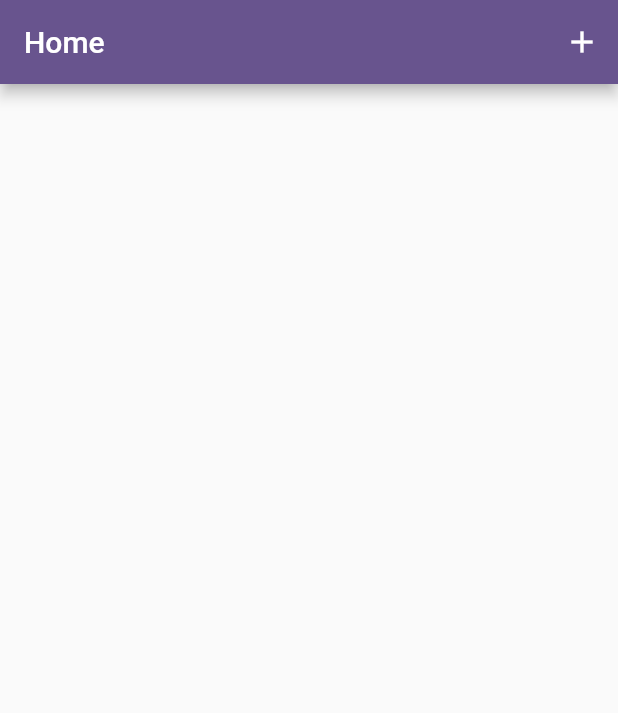
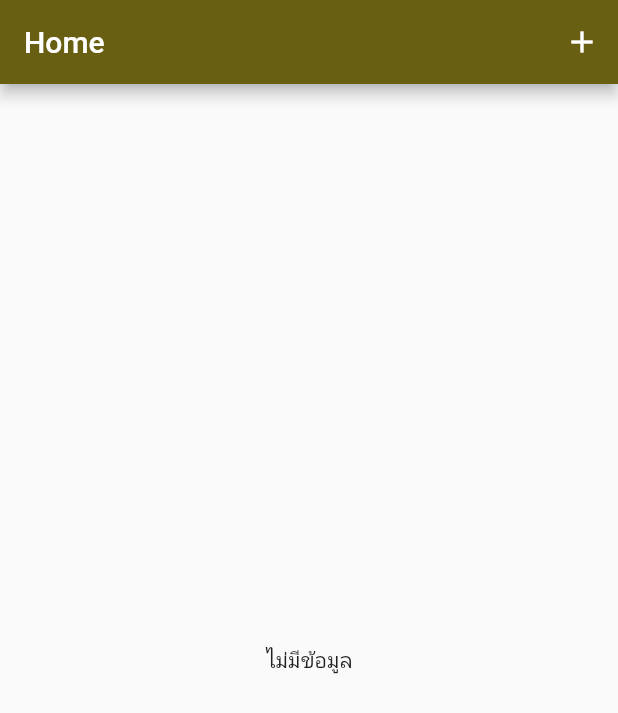
Before and after one commit to rangsanintharaphoom/nextflow_flutter_3_contact_app, a Flutter app: the screen it shows after launch, on a phone screen of 412 x 824 dp. Shown: the top 713 px of the screen. Run offline on Flutter 3.47's test engine with Material 2 defaults, Android fonts, the phone set to English and light mode, and no system bars; our stand-ins replace get.

```diff
--- /dev/null
+++ b/lib/controllers/contact_controller.dart
@@ -0,0 +1,19 @@
+
+import 'package:get/get.dart';
+// ignore: unused_import
+import '../models/contact_model.dart';
+
+class ContactController extends GetxController {
+var contacts = <ContactModel>[].obs;
+
+  void addContact(ContactModel contact) {
+    contacts.add(contact);
+  }
+
+}
+
+class contact_model {
+}
+
+class Contact {
+}
--- a/lib/main.dart
+++ b/lib/main.dart
@@ -16,13 +16,13 @@ class MyApp extends StatelessWidget {
     return GetMaterialApp(
       title: 'Nextflow Contact App',
       theme: ThemeData(
-        colorScheme: ColorScheme.fromSeed(seedColor: Colors.deepPurple),
+        colorScheme: ColorScheme.fromSeed(seedColor: Colors.yellowAccent.shade400),
         // useMaterial3: true,
       ),
      initialRoute: '/',
      getPages: [
       GetPage(name: '/', page: (){
-        return const HomePage();
+        return HomePage();
       },
       ),
       GetPage(name: '/new-contact', page: (){
--- /dev/null
+++ b/lib/models/contact.dart
@@ -0,0 +1 @@
+// TODO Implement this library.
--- /dev/null
+++ b/lib/models/contact_model.dart
@@ -0,0 +1,6 @@
+class ContactModel{
+  String name;  // ชื่อ
+  String email; // อีเมล์
+
+  ContactModel(this.name, this.email);  // สร้าง Constructor รับค่า name และ email
+}
--- a/lib/pages/home_page/home_page.dart
+++ b/lib/pages/home_page/home_page.dart
@@ -1,14 +1,16 @@
+import 'package:contact_app/controllers/contact_controller.dart';
 import 'package:flutter/material.dart';
 import 'package:get/get.dart';
 
 class HomePage extends StatelessWidget {
-  const HomePage({super.key});
+  HomePage({super.key});
+  var controller = Get.put(ContactController());
 
   @override
   Widget build(BuildContext context) {
     return Scaffold(
       appBar: AppBar(
-        title: Text('Home'),
+        title: const Text('Home'),
         // เพิ่มปุ่ม add ใน AppBar
         actions: [
           IconButton(
@@ -16,10 +18,30 @@ class HomePage extends StatelessWidget {
               // ไปยังหน้า NewContactPage
               Get.toNamed('/new-contact');
             },
-            icon: Icon(Icons.add),
-      ),
+            icon: const Icon(Icons.add),
+          ),
         ],
       ),
+      body: Obx(() {
+        if (controller.contacts.isEmpty) {
+          return const Center(
+            child: Text('ไม่มีข้อมูล'),
+          );
+        } else {
+          return ListView.builder(
+            itemCount: controller.contacts.length,
+            itemBuilder: (BuildContext context, int index) {
+
+              var contact = controller.contacts[index];
+              return ListTile(title: Text(contact.name),
+              subtitle: Text(contact.email),
+              );
+
+              // return Text('$index name : ${contact.name}\n email : ${contact.email}');
+            },
+          );
+        }
+      }),
     );
   }
 }
```
Also changed, not shown: lib/pages/new_contact_page/new_contact_controller.dart (added, +27 -0 lines), lib/pages/new_contact_page/new_contact_page.dart (+17 -1 lines).
